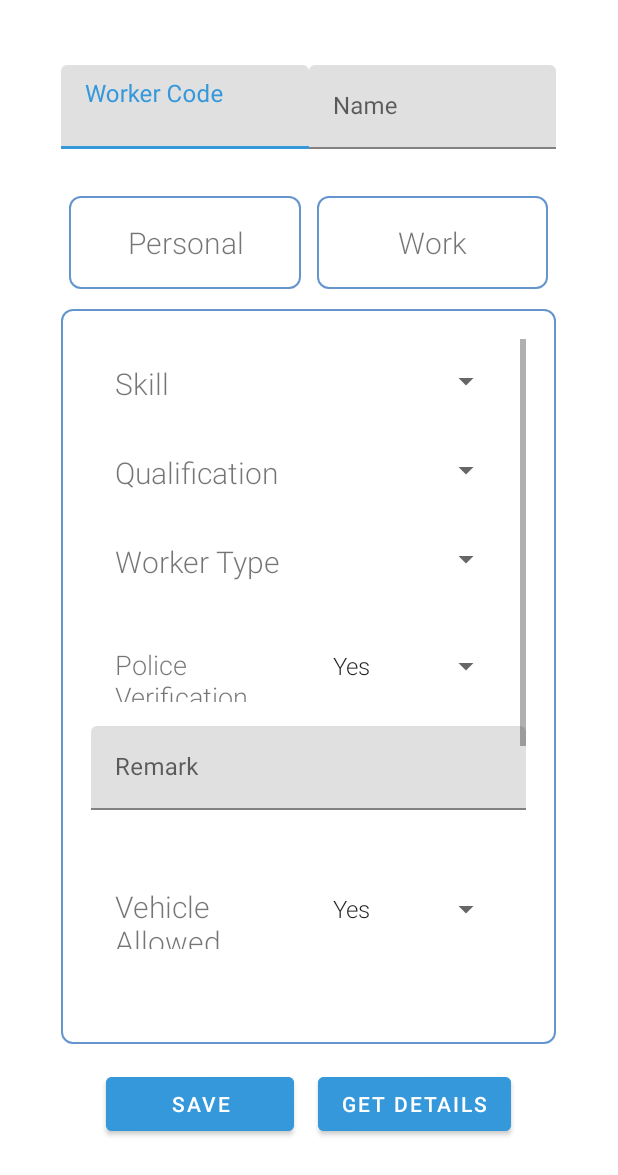
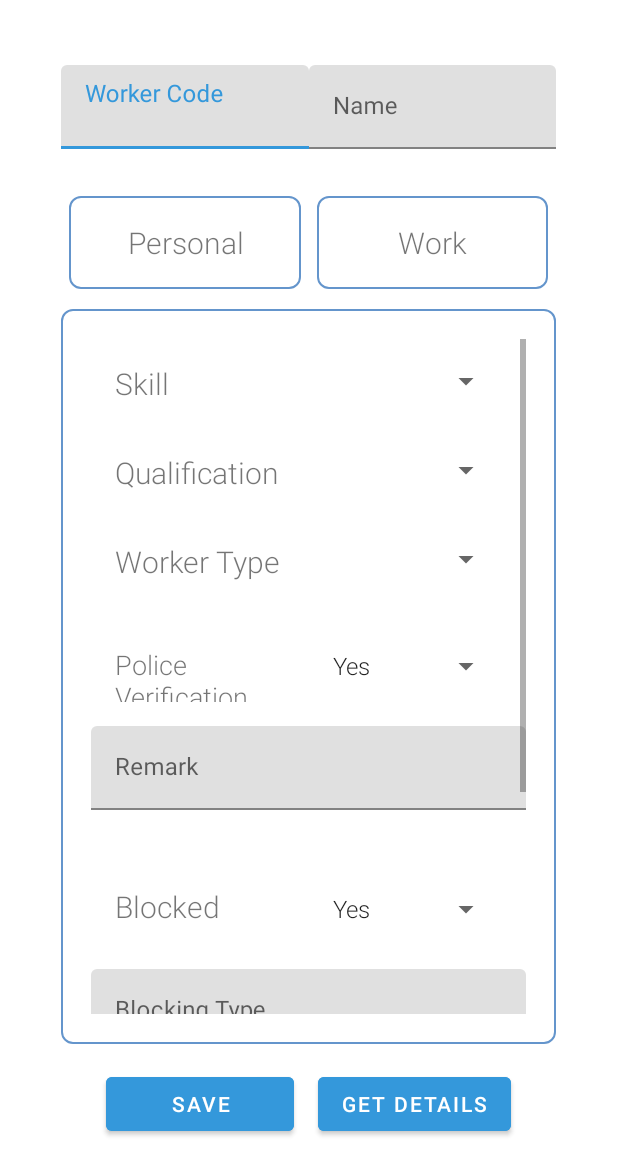
Before and after one commit to ashishav07/AccessComp, an Android app: the WorkerEntry screen opened directly, with no data from a screen before it, after a tap on "Work", on a phone screen of 412 x 824 dp. Shown: the top 1175 px of the screen. Run offline under Robolectric (Android 15) with nearby library versions, the phone set to English and light mode, and no system bars; 2 statements that could not run were skipped; 1 other tap on this screen came first.

```diff
--- a/app/src/main/res/layout/activity_worker_entry.xml
+++ b/app/src/main/res/layout/activity_worker_entry.xml
@@ -231,6 +231,8 @@
                         android:inputType="text" />
                 </com.google.android.material.textfield.TextInputLayout>
 
+
+               <!--
                 <LinearLayout
                     android:layout_width="match_parent"
                     android:layout_height="wrap_content"
@@ -257,13 +259,16 @@
 
                 </LinearLayout>
 
+                -->
+
+
                 <LinearLayout
                     android:layout_width="match_parent"
                     android:layout_height="wrap_content"
                     android:orientation="horizontal"
                     android:padding="16dp"
                     android:id="@+id/blocked_layout"
-                    android:layout_below="@id/vehicle_layout">
+                    android:layout_below="@id/remark_layout">
 
                     <TextView
                         android:layout_width="match_parent"
```
